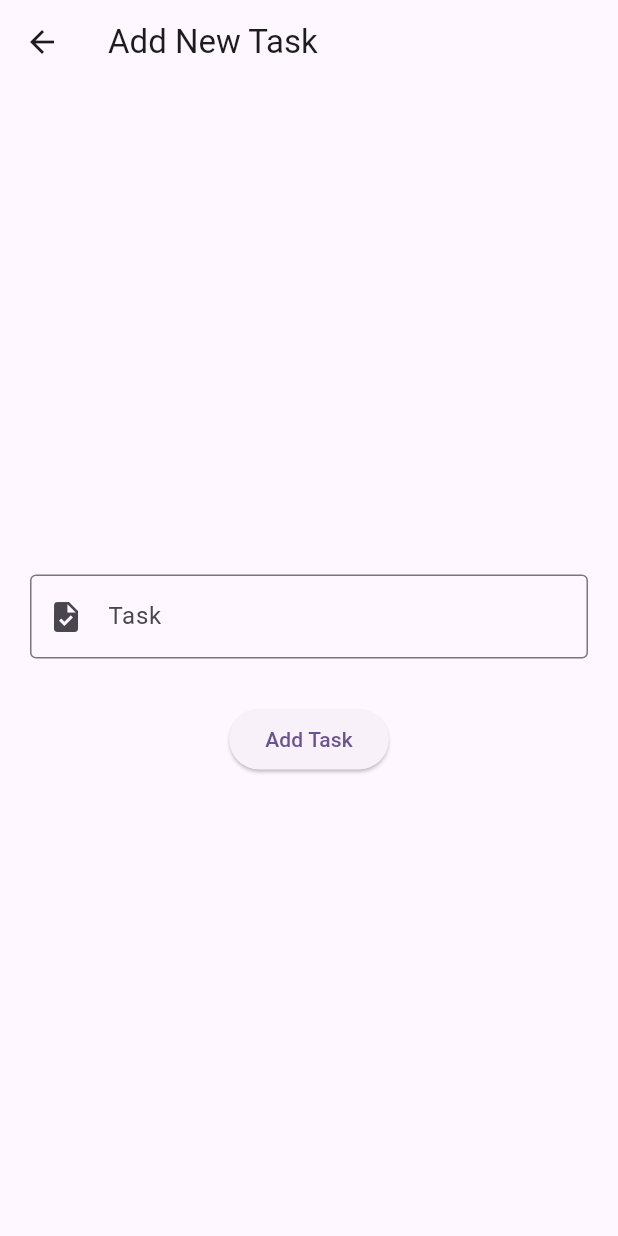
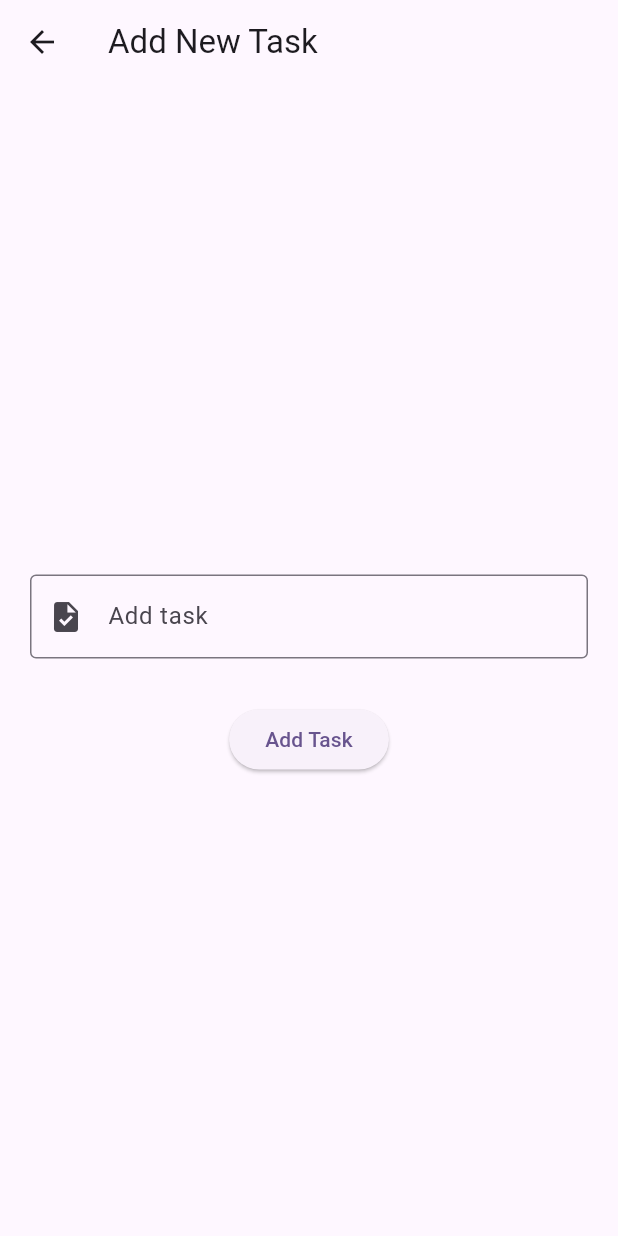
Before and after one commit to kartikkumarofficial/todo, a Flutter app: the NewTaskPage screen opened directly, on a phone screen of 412 x 824 dp. Run offline on Flutter 3.47's test engine with Material 3 defaults, Android fonts, the phone set to English and light mode, and no system bars; our stand-ins replace cloud_firestore, firebase_auth, firebase_core, get; accounts and stored records are empty.

Commit message:
update function

```diff
--- a/lib/screens/newtaskpage.dart
+++ b/lib/screens/newtaskpage.dart
@@ -19,11 +19,10 @@ class _NewTaskPageState extends State<NewTaskPage> {
       String task = taskController.text;
       Get.showSnackbar(
         GetSnackBar(
-          title: 'Task',
+          // title: 'Task',
           message: 'Task Saved : $task',
         )
       );
-
       taskController.clear();
 
     }
@@ -46,7 +45,7 @@ class _NewTaskPageState extends State<NewTaskPage> {
                 controller: taskController,
                 key:formKey,
                         decoration: InputDecoration(
-              labelText: 'Task',
+              labelText: 'Add task',
               border: OutlineInputBorder(),
               prefixIcon: Icon(Icons.task),
                         ),
```
